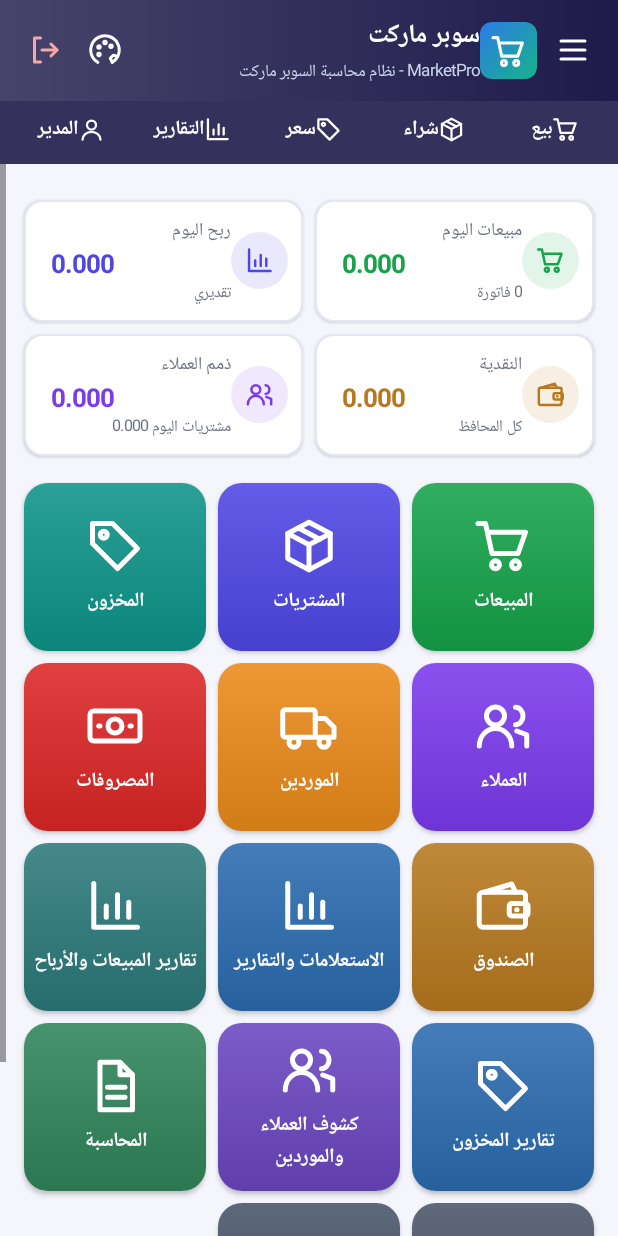
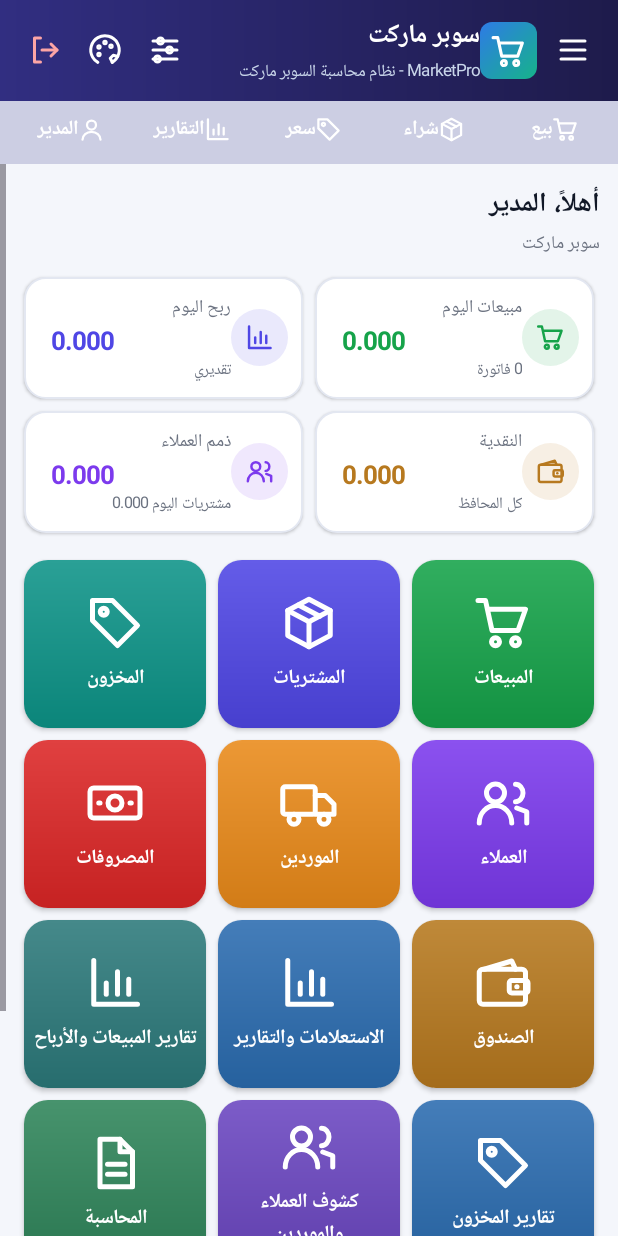
Before and after one commit to mohmedabuawad121996-blip/MarketPos-Android, an Android app: the screen it shows after launch (HomeActivity), after a tap on "دخول", on a phone screen of 412 x 824 dp. Run offline under Robolectric (Android 15) with nearby library versions, the phone set to English and light mode, and no system bars; pictures from the network do not load.

Commit message:
واجهة رئيسية بـ 8 أشكال + إضافة أصناف عصرية من شاشة البيع (1.9)
Co-Authored-By: Claude Haiku 5.5 <noreply@anthropic.com>
Claude-Session: https://claude.ai/code/session_012EGyFs6XfnwVz2PKK8onZv

```diff
--- a/app/build.gradle
+++ b/app/build.gradle
@@ -10,7 +10,7 @@ android {
         applicationId 'com.marketpro.app'
         minSdk 26
         targetSdk 34
-        versionCode 9
+        versionCode 10
         versionName '1.8'
     }
 
--- a/app/src/main/java/com/marketpro/app/HomeActivity.java
+++ b/app/src/main/java/com/marketpro/app/HomeActivity.java
@@ -5,6 +5,7 @@ import android.app.AlertDialog;
 import android.content.Intent;
 import android.graphics.Color;
 import android.graphics.drawable.GradientDrawable;
+import android.widget.FrameLayout;
 import android.view.Gravity;
 import android.view.View;
 import android.widget.GridLayout;
@@ -29,26 +30,30 @@ import java.util.List;
 
 /** الشاشة الرئيسية بنفس تصميم برنامج الكمبيوتر: الترويسة، التنبيهات، مؤشرات اليوم، وبطاقات الأقسام */
 public class HomeActivity extends Activity {
+    /** شكل الواجهة الحالي (فاتح أو داكن أو متدرج) */
+    HomeStyle st = HomeStyle.current();
     @Override protected void onResume() { super.onResume(); build(); }
 
     void build() {
-        LinearLayout root = new LinearLayout(this); root.setOrientation(LinearLayout.VERTICAL); root.setBackgroundColor(Ux.BG); root.setLayoutDirection(View.LAYOUT_DIRECTION_RTL);
+        st = HomeStyle.current();
+        LinearLayout root = new LinearLayout(this); root.setOrientation(LinearLayout.VERTICAL); root.setBackground(st.bg()); root.setLayoutDirection(View.LAYOUT_DIRECTION_RTL);
         androidx.drawerlayout.widget.DrawerLayout dl = Sidebar.wrap(this, root, "الرئيسية");
         // الترويسة: الشعار واسم المحل + المستخدم والخروج (مثل شريط الكمبيوتر)
         LinearLayout top = new LinearLayout(this); top.setOrientation(LinearLayout.HORIZONTAL); top.setGravity(Gravity.CENTER_VERTICAL);
         int p = Ux.dp(this, 10); top.setPadding(p, p, p, p);
-        top.setBackground(new GradientDrawable(GradientDrawable.Orientation.RIGHT_LEFT, new int[]{Ux.HEADER, Ux.shade(Ux.HEADER, Ux.DARK_MODE ? 0.08 : 0.18)}));
+        top.setBackground(st.head());
         top.addView(Ux.iconBtn(this, "menu", Color.WHITE, v -> dl.openDrawer(androidx.core.view.GravityCompat.START)));
         ImageView lg = new ImageView(this); lg.setImageDrawable(Sidebar.logo(this, Ux.dp(this, 38))); LinearLayout.LayoutParams ll = new LinearLayout.LayoutParams(Ux.dp(this, 38), Ux.dp(this, 38)); ll.setMarginStart(Ux.dp(this, 4)); top.addView(lg, ll);
         LinearLayout names = new LinearLayout(this); names.setOrientation(LinearLayout.VERTICAL); names.setPadding(Ux.dp(this, 9), 0, 0, 0);
         TextView sn = Ux.text(this, Store.db.get("storeName", "سوبر ماركت"), 17, true, Color.WHITE); sn.setSingleLine(true); names.addView(sn);
         names.addView(Ux.text(this, "MarketPro - نظام محاسبة السوبر ماركت", 11, false, 0xFFC9D6EA));
         top.addView(names, new LinearLayout.LayoutParams(0, -2, 1));
+        top.addView(Ux.iconBtn(this, "sliders", Color.WHITE, v -> stylePicker()));
         top.addView(Ux.iconBtn(this, "palette", Color.WHITE, v -> themePicker()));
         top.addView(Ux.iconBtn(this, "logout", 0xFFFCA5A5, v -> { Session.user = null; startActivity(new Intent(this, LoginActivity.class)); finish(); }));
         root.addView(top);
         // الروابط السريعة
-        LinearLayout quick = new LinearLayout(this); quick.setOrientation(LinearLayout.HORIZONTAL); quick.setBackgroundColor(Ux.shade(Ux.HEADER, Ux.DARK_MODE ? 0.05 : 0.1));
+        LinearLayout quick = new LinearLayout(this); quick.setOrientation(LinearLayout.HORIZONTAL); quick.setBackgroundColor(st.quick);
         quick.setPadding(Ux.dp(this, 4), 0, Ux.dp(this, 4), Ux.dp(this, 4));
         qlink(quick, "cart", "بيع", Menus.inv(InvType.SALE));
         if (Session.admin()) qlink(quick, "box", "شراء", Menus.inv(InvType.PURCHASE));
@@ -59,6 +64,9 @@ public class HomeActivity extends Activity {
 
         ScrollView sv = new ScrollView(this); LinearLayout body = new LinearLayout(this); body.setOrientation(LinearLayout.VERTICAL);
         int bp = Ux.dp(this, 12); body.setPadding(bp, bp, bp, bp); sv.addView(body); root.addView(sv, new LinearLayout.LayoutParams(-1, 0, 1));
+        // التحية
+        TextView hi = Ux.text(this, "أهلاً، " + Session.name(), 18, true, st.text); body.addView(hi);
+        TextView hs = Ux.text(this, Store.db.get("storeName", "سوبر ماركت"), 12, false, st.muted); Ux.add(body, hs, 0);
         // التنبيهات
         long low = 0; for (Product x : Store.db.products.values()) if (x.active && x.minQty > 0 && x.qty <= x.minQty) low++;
         int ex = 0, soon = 0, alert = Expiry.alertDays(); try { for (Expiry.Row x : Expiry.open()) { if (x.days < 0) ex++; else if (x.days <= alert) soon++; } } catch (Exception ignored) {}
@@ -78,9 +86,9 @@ public class HomeActivity extends Activity {
             GridLayout.LayoutParams lp = new GridLayout.LayoutParams(); lp.width = w - Ux.dp(this, 8); lp.height = Ux.dp(this, 112); lp.setMargins(Ux.dp(this, 4), Ux.dp(this, 4), Ux.dp(this, 4), Ux.dp(this, 4));
             grid.addView(tile(sc), lp); }
         Ux.add(body, grid, 10);
-        TextView foot = Ux.text(this, "الإصدار " + BuildConfig.VERSION_NAME + "  •  " + Session.name(), 12, false, Ux.MUTED); foot.setGravity(Gravity.CENTER); Ux.add(body, foot, 12);
+        TextView foot = Ux.text(this, "الإصدار " + BuildConfig.VERSION_NAME + "  •  " + Session.name(), 12, false, st.muted); foot.setGravity(Gravity.CENTER); Ux.add(body, foot, 12);
         setContentView(dl);
-        getWindow().setStatusBarColor(Ux.HEADER);
+        getWindow().setStatusBarColor(st.headTop);
     }
 
     void qlink(LinearLayout bar, String icon, String label, Menus.Act act) {
@@ -114,13 +122,13 @@ public class HomeActivity extends Activity {
     }
     void stat(GridLayout g, int w, String t, String v, String sub, int c, String icon) {
         LinearLayout card = new LinearLayout(this); card.setOrientation(LinearLayout.HORIZONTAL); card.setGravity(Gravity.CENTER_VERTICAL);
-        card.setBackground(Ux.outline(Ux.CARD, Ux.BORDER, 12, this)); card.setElevation(Ux.dp(this, 1)); int p = Ux.dp(this, 10); card.setPadding(p, p, p, p);
+        card.setBackground(st.card(this)); card.setElevation(st.dark ? 0 : Ux.dp(this, 1)); int p = Ux.dp(this, 10); card.setPadding(p, p, p, p);
         GradientDrawable circle = new GradientDrawable(); circle.setShape(GradientDrawable.OVAL); circle.setColor((c & 0x00FFFFFF) | (Ux.DARK_MODE ? 0x3C000000 : 0x1E000000));
         android.graphics.drawable.LayerDrawable ld = new android.graphics.drawable.LayerDrawable(new android.graphics.drawable.Drawable[]{circle, Icons.get(icon, Ux.dp(this, 20), c)});
         int in = Ux.dp(this, 9); ld.setLayerInset(1, in, in, in, in);
         ImageView ic = new ImageView(this); ic.setImageDrawable(ld); card.addView(ic, new LinearLayout.LayoutParams(Ux.dp(this, 38), Ux.dp(this, 38)));
         LinearLayout txt = new LinearLayout(this); txt.setOrientation(LinearLayout.VERTICAL); txt.setPadding(Ux.dp(this, 8), 0, 0, 0);
-        txt.addView(Ux.text(this, t, 12, false, Ux.MUTED)); TextView vv = Ux.text(this, v, 17, true, c); vv.setSingleLine(true); txt.addView(vv); txt.addView(Ux.text(this, sub, 10.5f, false, Ux.MUTED));
+        txt.addView(Ux.text(this, t, 12, false, st.muted)); TextView vv = Ux.text(this, v, 17, true, c); vv.setSingleLine(true); txt.addView(vv); txt.addView(Ux.text(this, sub, 10.5f, false, st.muted));
         card.addView(txt, new LinearLayout.LayoutParams(0, -2, 1));
         GridLayout.LayoutParams lp = new GridLayout.LayoutParams(); lp.width = w - Ux.dp(this, 8); lp.setMargins(Ux.dp(this, 4), Ux.dp(this, 4), Ux.dp(this, 4), Ux.dp(this, 4));
         g.addView(card, lp);
@@ -163,4 +171,50 @@ public class HomeActivity extends Activity {
 
     /** نافذة اختيار الثيم: كل ثيم بطاقة بألوانه (نفس ثيمات الكمبيوتر) */
     void themePicker() { SettingsActivity.pickTheme(this, this::build); }
+
+    /** نافذة اختيار شكل الواجهة الرئيسية: 8 معاينات، والتطبيق فوري بإعادة بناء الشاشة */
+    void stylePicker() {
+        LinearLayout box = new LinearLayout(this); box.setOrientation(LinearLayout.VERTICAL); box.setLayoutDirection(View.LAYOUT_DIRECTION_RTL); box.setBackgroundColor(Ux.CARD);
+        int p = Ux.dp(this, 14); box.setPadding(p, p, p, p);
+        box.addView(Ux.text(this, "شكل الواجهة الرئيسية", 17, true, Ux.TEXT));
+        box.addView(Ux.text(this, "يتغير الشكل فوراً عند الاختيار", 12, false, Ux.MUTED));
+        GridLayout g = new GridLayout(this); g.setColumnCount(2); g.setLayoutDirection(View.LAYOUT_DIRECTION_RTL);
+        int cur = HomeStyle.index();
+        AlertDialog d = new Dlg(this).setView(box).create();
+        int w = (getResources().getDisplayMetrics().widthPixels - Ux.dp(this, 80)) / 2;
+        for (int i = 0; i < HomeStyle.ALL.length; i++) {
+            final int k = i;
+            View cell = preview(HomeStyle.ALL[i], i == cur);
+            cell.setOnClickListener(v -> { HomeStyle.select(k); d.dismiss(); build(); });
+            GridLayout.LayoutParams lp = new GridLayout.LayoutParams(); lp.width = w;
+            lp.setMargins(Ux.dp(this, 4), Ux.dp(this, 6), Ux.dp(this, 4), Ux.dp(this, 6));
+            g.addView(cell, lp);
+        }
+        box.addView(g);
+        d.show();
+    }
+
+    /** معاينة مصغّرة لشكل: خلفية بتدرّجه وترويسة وبطاقتان، والمحدد عليه إطار بلون التمييز */
+    View preview(HomeStyle s, boolean selected) {
+        LinearLayout col = new LinearLayout(this); col.setOrientation(LinearLayout.VERTICAL); col.setGravity(Gravity.CENTER_HORIZONTAL);
+        FrameLayout fr = new FrameLayout(this);
+        GradientDrawable bg = s.bg(); bg.setCornerRadius(Ux.dp(this, 14));
+        bg.setStroke(Ux.dp(this, selected ? 3 : 1), selected ? Ux.PRIMARY : s.stroke);
+        fr.setBackground(bg);
+        View hd = new View(this); hd.setBackground(s.head());
+        fr.addView(hd, new FrameLayout.LayoutParams(-1, Ux.dp(this, 22)));
+        View c1 = new View(this); c1.setBackground(s.card(this));
+        FrameLayout.LayoutParams l1 = new FrameLayout.LayoutParams(Ux.dp(this, 50), Ux.dp(this, 30), Gravity.LEFT | Gravity.TOP);
+        l1.setMargins(Ux.dp(this, 8), Ux.dp(this, 32), 0, 0); fr.addView(c1, l1);
+        View c2 = new View(this); c2.setBackground(s.card(this));
+        FrameLayout.LayoutParams l2 = new FrameLayout.LayoutParams(Ux.dp(this, 50), Ux.dp(this, 30), Gravity.RIGHT | Gravity.TOP);
+        l2.setMargins(0, Ux.dp(this, 32), Ux.dp(this, 8), 0); fr.addView(c2, l2);
+        View c3 = new View(this); c3.setBackground(s.card(this));
+        FrameLayout.LayoutParams l3 = new FrameLayout.LayoutParams(-1, Ux.dp(this, 16), Gravity.TOP);
+        l3.setMargins(Ux.dp(this, 8), Ux.dp(this, 68), Ux.dp(this, 8), 0); fr.addView(c3, l3);
+        col.addView(fr, new LinearLayout.LayoutParams(-1, Ux.dp(this, 96)));
+        TextView name = Ux.text(this, s.name, 13, selected, Ux.TEXT); name.setGravity(Gravity.CENTER); name.setPadding(0, Ux.dp(this, 6), 0, 0);
+        col.addView(name, new LinearLayout.LayoutParams(-1, -2));
+        return col;
+    }
 }
--- /dev/null
+++ b/app/src/main/java/com/marketpro/app/HomeStyle.java
@@ -0,0 +1,70 @@
+package com.marketpro.app;
+
+import android.content.Context;
+import android.graphics.drawable.GradientDrawable;
+
+import com.market.Store;
+
+/** أشكال الواجهة الرئيسية الثمانية: فاتح، وداكن، ومتدرج. تُطبَّق على الشاشة الرئيسية فقط ولا تغيّر ثيم بقية الشاشات */
+public final class HomeStyle {
+    public final String name;
+    public final boolean dark;            // نصوص بيضاء فوق خلفية داكنة أو متدرجة
+    public final int bgTop, bgBot;        // تدرّج الخلفية
+    public final int headTop, headBot;    // تدرّج الترويسة
+    public final int card, stroke;        // البطاقات
+    public final int text, muted;         // النصوص
+    public final int quick;               // شريط الروابط السريعة
+
+    private HomeStyle(String name, boolean dark, int bgTop, int bgBot, int headTop, int headBot,
+                      int card, int stroke, int text, int muted, int quick) {
+        this.name = name; this.dark = dark; this.bgTop = bgTop; this.bgBot = bgBot; this.headTop = headTop; this.headBot = headBot;
+        this.card = card; this.stroke = stroke; this.text = text; this.muted = muted; this.quick = quick;
+    }
+
+    public static final HomeStyle[] ALL = {
+        // 0 فاتح نظيف
+        new HomeStyle("فاتح نظيف", false, 0xFFF4F6FB, 0xFFF4F6FB, 0xFF1E1B4B, 0xFF312E81,
+                0xFFFFFFFF, 0xFFE3E7F1, 0xFF111827, 0xFF6B7280, 0x33312E81),
+        // 1 داكن ليلي
+        new HomeStyle("داكن ليلي", true, 0xFF0F1626, 0xFF0F1626, 0xFF0A1120, 0xFF1E2A44,
+                0xFF1B2436, 0xFF33415C, 0xFFF3F6FB, 0xFF9FB0C6, 0x330A1120),
+        // 2 متدرج بنفسجي
+        new HomeStyle("متدرج بنفسجي", true, 0xFF4F46E5, 0xFF7C3AED, 0x66000000, 0x33000000,
+                0x2EFFFFFF, 0x59FFFFFF, 0xFFFFFFFF, 0xFFE0E7FF, 0x33000000),
+        // 3 متدرج غروب
+        new HomeStyle("متدرج غروب", true, 0xFFF97316, 0xFFE11D48, 0x66000000, 0x33000000,
+                0x2EFFFFFF, 0x59FFFFFF, 0xFFFFFFFF, 0xFFFFE4E6, 0x33000000),
+        // 4 متدرج أخضر منعش
+        new HomeStyle("متدرج أخضر", true, 0xFF10B981, 0xFF0D9488, 0x66000000, 0x33000000,
+                0x2EFFFFFF, 0x59FFFFFF, 0xFFFFFFFF, 0xFFD1FAE5, 0x33000000),
+        // 5 زجاجي فاتح
+        new HomeStyle("زجاجي فاتح", false, 0xFFE0E7FF, 0xFFFCE7F3, 0xFF4F46E5, 0xFF7C3AED,
+                0xB3FFFFFF, 0x66FFFFFF, 0xFF1F1D4D, 0xFF66709A, 0x26312E81),
+        // 6 داكن متدرج
+        new HomeStyle("داكن متدرج", true, 0xFF1E1B4B, 0xFF0B1020, 0xFF0B1020, 0xFF1E1B4B,
+                0xFF1E293B, 0x33FFFFFF, 0xFFE2E8F0, 0xFF94A3B8, 0x330B1020),
+        // 7 أسود أنيق
+        new HomeStyle("أسود أنيق", true, 0xFF000000, 0xFF000000, 0xFF000000, 0xFF18181B,
+                0xFF0A0A0A, 0xFF262626, 0xFFFFFFFF, 0xFF9CA3AF, 0xFF141414),
+    };
+
+    public static int index() {
+        try { int i = Integer.parseInt(Store.db.get("homeStyle", "0")); return i < 0 || i >= ALL.length ? 0 : i; }
+        catch (Exception e) { return 0; }
+    }
+
+    public static HomeStyle current() { return ALL[index()]; }
+
+    public static void select(int i) { Store.db.set("homeStyle", String.valueOf(i)); Store.save(); }
+
+    /** خلفية الشاشة بتدرّج عمودي */
+    public GradientDrawable bg() { return new GradientDrawable(GradientDrawable.Orientation.TOP_BOTTOM, new int[]{bgTop, bgBot}); }
+
+    /** الترويسة بتدرّج أفقي */
+    public GradientDrawable head() { return new GradientDrawable(GradientDrawable.Orientation.RIGHT_LEFT, new int[]{headTop, headBot}); }
+
+    /** بطاقة مدوّرة بحواف خفيفة */
+    public GradientDrawable card(Context c) {
+        GradientDrawable g = new GradientDrawable(); g.setColor(card); g.setCornerRadius(Ux.dp(c, 14)); g.setStroke(Ux.dp(c, 1), stroke); return g;
+    }
+}
--- a/app/src/main/java/com/marketpro/app/InvoiceActivity.java
+++ b/app/src/main/java/com/marketpro/app/InvoiceActivity.java
@@ -74,6 +74,7 @@ public class InvoiceActivity extends AppCompatActivity {
         scan.addView(code, Ux.weight(1));
         Button cam = Ux.modern(Ux.button(this, "📷", Ux.BLUE, v -> scan()), Ux.BLUE, true); LinearLayout.LayoutParams cl = new LinearLayout.LayoutParams(Ux.dp(this, 52), -2); cl.setMarginStart(Ux.dp(this, 8)); scan.addView(cam, cl);
         Button find = Ux.modern(Ux.button(this, "🔍", Ux.PRIMARY, v -> search(code.getText().toString())), Ux.PRIMARY, true); LinearLayout.LayoutParams fl = new LinearLayout.LayoutParams(Ux.dp(this, 52), -2); fl.setMarginStart(Ux.dp(this, 8)); scan.addView(find, fl);
+        Button pick = Ux.modern(Ux.button(this, "➕", Ux.GREEN, v -> ProductPicker.show(this, buy(), p -> add(p, false))), Ux.GREEN, true); LinearLayout.LayoutParams pl = new LinearLayout.LayoutParams(Ux.dp(this, 52), -2); pl.setMarginStart(Ux.dp(this, 8)); scan.addView(pick, pl);
         Ux.add(body, scan, 8);
         // السطور
         ListView list = new ListView(this); list.setDivider(null); list.setBackground(Ux.outline(Ux.CARD, Ux.BORDER, 14, this)); list.setClipToOutline(true); list.setVerticalScrollBarEnabled(false);
```
Also changed, not shown: app/src/main/java/com/marketpro/app/ProductPicker.java (added, +142 -0 lines).
